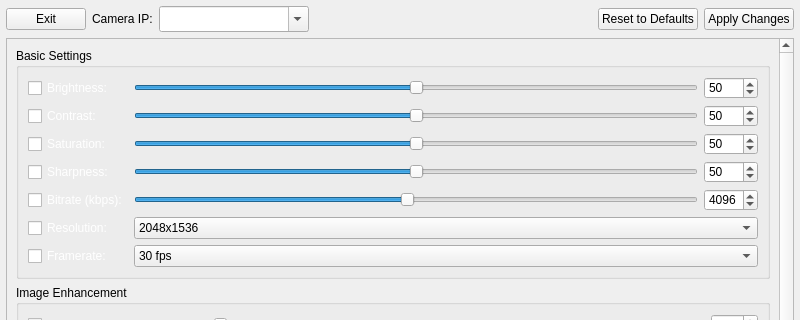
First picture: the form in rover_gui/ui/ui/CameraSettings.ui, repository robotique-udes/rover, before the edit; both pictures show x 0 to 800 and y 0 to 320 of the 800 by 600 pixel window.
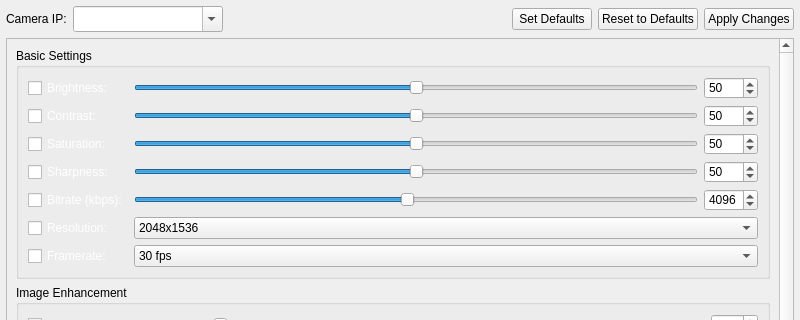
Second picture: the form after the edit.

Patch:
```diff
--- a/rover_gui/ui/ui/CameraSettings.ui
+++ b/rover_gui/ui/ui/CameraSettings.ui
@@ -36,13 +36,6 @@
     <!-- Header with exit button, camera selection, and apply/reset buttons -->
     <item>
       <layout class="QHBoxLayout" name="settingsHeaderLayout">
-        <item>
-          <widget class="QPushButton" name="backFromSettingsBtn">
-            <property name="text">
-              <string>Exit</string>
-            </property>
-          </widget>
-        </item>
         <item>
           <widget class="QLabel" name="cameraIpLabel">
             <property name="text">
@@ -79,6 +72,13 @@
             </property>
           </spacer>
         </item>
+     <item>
+      <widget class="QPushButton" name="SetDefaultsBtn">
+       <property name="text">
+        <string>Set Defaults</string>
+       </property>
+      </widget>
+     </item>
         <item>
           <widget class="QPushButton" name="resetDefaultsBtn">
             <property name="text">
```
Left out of the diff: 61 changed lines with no effect on the pictures. Lines whose indentation alone changed are shown as unchanged.
